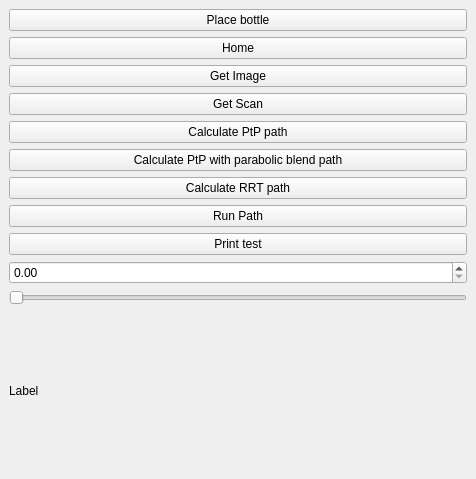
Qt form RoviSamplePlugin/src/SamplePlugin.ui (mathujeyanth/Advanced_Robotics) before a commit.
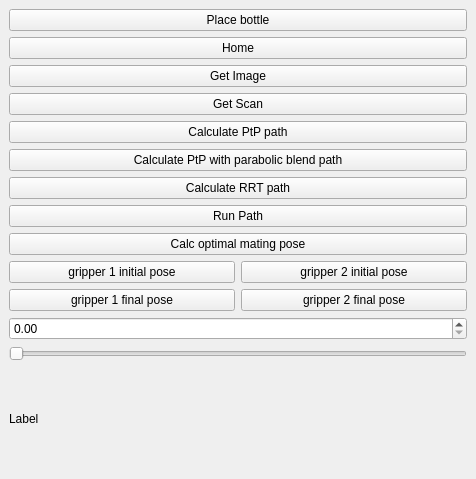
The same form after that commit.

What changed in the file:
```diff
--- a/RoviSamplePlugin/src/SamplePlugin.ui
+++ b/RoviSamplePlugin/src/SamplePlugin.ui
@@ -76,10 +76,46 @@
       <item>
        <widget class="QPushButton" name="_printTest">
         <property name="text">
-         <string>Print test</string>
+         <string>Calc optimal mating pose</string>
         </property>
        </widget>
       </item>
+      <item>
+       <layout class="QHBoxLayout" name="horizontalLayout">
+        <item>
+         <widget class="QPushButton" name="grip_1_pose_init_button">
+          <property name="text">
+           <string>gripper 1 initial pose</string>
+          </property>
+         </widget>
+        </item>
+        <item>
+         <widget class="QPushButton" name="grip_2_pose_init_button">
+          <property name="text">
+           <string>gripper 2 initial pose</string>
+          </property>
+         </widget>
+        </item>
+       </layout>
+      </item>
+      <item>
+       <layout class="QHBoxLayout" name="horizontalLayout_2">
+        <item>
+         <widget class="QPushButton" name="grip_1_pose_final_button">
+          <property name="text">
+           <string>gripper 1 final pose</string>
+          </property>
+         </widget>
+        </item>
+        <item>
+         <widget class="QPushButton" name="grip_2_pose_final_button">
+          <property name="text">
+           <string>gripper 2 final pose</string>
+          </property>
+         </widget>
+        </item>
+       </layout>
+      </item>
       <item>
        <widget class="QDoubleSpinBox" name="_doubleSpinBox"/>
       </item>
```
